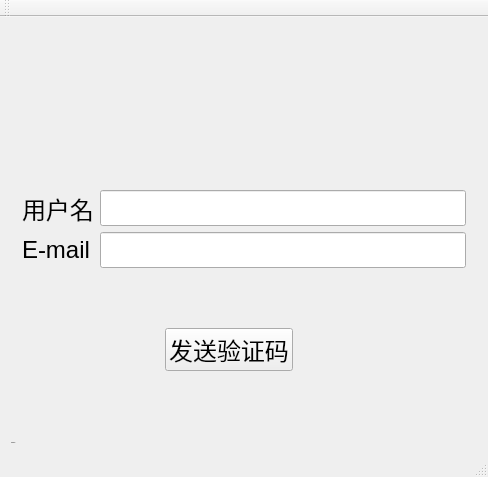
The window that find_password.ui (lixiaojia2017/libclient) describes before a commit, drawn with Qt 5.
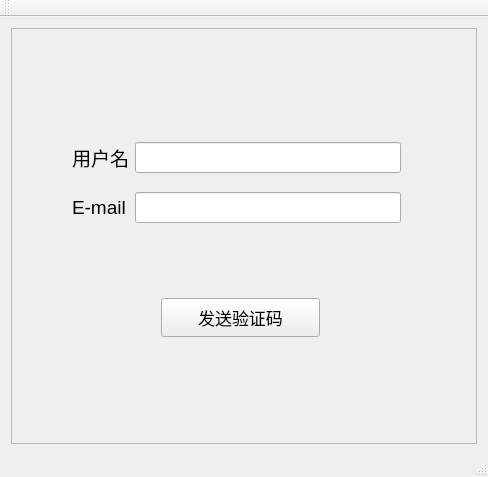
The same window after the commit.

Diff of the .ui file:
```diff
--- a/find_password.ui
+++ b/find_password.ui
@@ -32,13 +32,6 @@
   </property>
   <widget class="QWidget" name="centralWidget">
    <layout class="QGridLayout" name="gridLayout">
-    <item row="1" column="0">
-     <widget class="QLabel" name="label_3">
-      <property name="text">
-       <string>TextLabel</string>
-      </property>
-     </widget>
-    </item>
     <item row="0" column="0">
      <widget class="QWidget" name="widget" native="true">
       <property name="font">
@@ -47,98 +40,110 @@
        </font>
       </property>
       <layout class="QGridLayout" name="gridLayout_2">
-       <item row="3" column="3">
-        <spacer name="horizontalSpacer">
-         <property name="orientation">
-          <enum>Qt::Horizontal</enum>
-         </property>
-         <property name="sizeHint" stdset="0">
-          <size>
-           <width>167</width>
-           <height>20</height>
-          </size>
-         </property>
-        </spacer>
-       </item>
-       <item row="1" column="0">
-        <widget class="QLabel" name="label">
-         <property name="text">
-          <string>用户名</string>
-         </property>
-        </widget>
-       </item>
-       <item row="3" column="2">
-        <widget class="QPushButton" name="sentcode">
-         <property name="text">
-          <string>发送验证码</string>
-         </property>
-        </widget>
-       </item>
-       <item row="1" column="1" colspan="3">
-        <widget class="QLineEdit" name="fusername"/>
-       </item>
+       <property name="leftMargin">
+        <number>0</number>
+       </property>
+       <property name="topMargin">
+        <number>0</number>
+       </property>
+       <property name="rightMargin">
+        <number>0</number>
+       </property>
+       <property name="bottomMargin">
+        <number>0</number>
+       </property>
        <item row="0" column="0">
-        <spacer name="verticalSpacer">
-         <property name="orientation">
-          <enum>Qt::Vertical</enum>
+        <widget class="QFrame" name="frame">
+         <property name="font">
+          <font>
+           <pointsize>14</pointsize>
+          </font>
          </property>
-         <property name="sizeHint" stdset="0">
-          <size>
-           <width>20</width>
-           <height>133</height>
-          </size>
+         <property name="frameShape">
+          <enum>QFrame::StyledPanel</enum>
          </property>
-        </spacer>
-       </item>
-       <item row="3" column="0">
-        <spacer name="verticalSpacer_3">
-         <property name="orientation">
-          <enum>Qt::Vertical</enum>
+         <property name="frameShadow">
+          <enum>QFrame::Raised</enum>
          </property>
-         <property name="sizeHint" stdset="0">
-          <size>
-           <width>20</width>
-           <height>132</height>
-          </size>
-         </property>
-        </spacer>
-       </item>
-       <item row="2" column="1" colspan="3">
-        <widget class="QLineEdit" name="femail"/>
-       </item>
-       <item row="2" column="0">
-        <widget class="QLabel" name="label_2">
-         <property name="text">
-          <string>E-mail</string>
-         </property>
+         <widget class="QPushButton" name="sentcode">
+          <property name="geometry">
+           <rect>
+            <x>150</x>
+            <y>270</y>
+            <width>159</width>
+            <height>39</height>
+           </rect>
+          </property>
+          <property name="font">
+           <font>
+            <pointsize>13</pointsize>
+           </font>
+          </property>
+          <property name="text">
+           <string>发送验证码</string>
+          </property>
+         </widget>
+         <widget class="QWidget" name="">
+          <property name="geometry">
+           <rect>
+            <x>50</x>
+            <y>90</y>
+            <width>351</width>
+            <height>131</height>
+           </rect>
+          </property>
+          <property name="font">
+           <font>
+            <pointsize>13</pointsize>
+           </font>
+          </property>
+          <layout class="QGridLayout" name="gridLayout_3">
+           <item row="0" column="0">
+            <widget class="QLabel" name="label">
+             <property name="font">
+              <font>
+               <pointsize>14</pointsize>
+              </font>
+             </property>
+             <property name="text">
+              <string>用户名</string>
+             </property>
+            </widget>
+           </item>
+           <item row="0" column="1">
+            <widget class="QLineEdit" name="fusername">
+             <property name="font">
+              <font>
+               <pointsize>14</pointsize>
+              </font>
+             </property>
+            </widget>
+           </item>
+           <item row="1" column="0">
+            <widget class="QLabel" name="label_2">
+             <property name="font">
+              <font>
+               <pointsize>14</pointsize>
+              </font>
+             </property>
+             <property name="text">
+              <string>E-mail</string>
+             </property>
+            </widget>
+           </item>
+           <item row="1" column="1">
+            <widget class="QLineEdit" name="femail">
+             <property name="font">
+              <font>
+               <pointsize>14</pointsize>
+              </font>
+             </property>
+            </widget>
+           </item>
+          </layout>
+         </widget>
         </widget>
        </item>
-       <item row="3" column="1">
-        <spacer name="horizontalSpacer_2">
-         <property name="orientation">
-          <enum>Qt::Horizontal</enum>
-         </property>
-         <property name="sizeHint" stdset="0">
-          <size>
-           <width>36</width>
-           <height>20</height>
-          </size>
-         </property>
-        </spacer>
-       </item>
-       <item row="0" column="2">
-        <spacer name="verticalSpacer_2">
-         <property name="orientation">
-          <enum>Qt::Vertical</enum>
-         </property>
-         <property name="sizeHint" stdset="0">
-          <size>
-           <width>20</width>
-           <height>133</height>
-          </size>
-         </property>
-        </spacer>
-       </item>
       </layout>
      </widget>
     </item>
```
